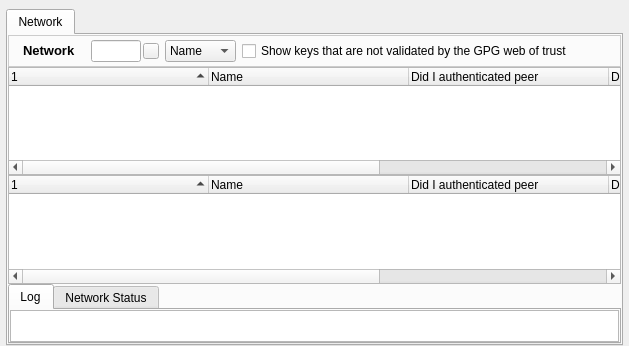
The window that retroshare-gui/src/gui/NetworkDialog.ui (RetroShare/RetroShare) describes before a commit, drawn with Qt 5.
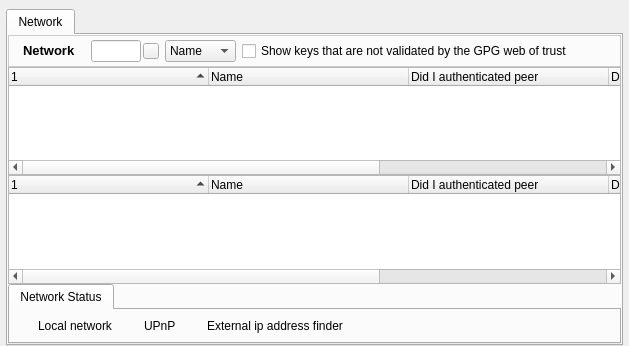
The same window after the commit. The open tabs and pages were chosen to show the change. Icons and pictures are not drawn.

Commit message: removed the Log Tab

Diff of the .ui file:
```diff
--- a/retroshare-gui/src/gui/NetworkDialog.ui
+++ b/retroshare-gui/src/gui/NetworkDialog.ui
@@ -342,38 +342,6 @@
          <property name="currentIndex">
           <number>1</number>
          </property>
-         <widget class="QWidget" name="log_tab">
-          <attribute name="title">
-           <string>Log</string>
-          </attribute>
-          <layout class="QVBoxLayout">
-           <property name="spacing">
-            <number>6</number>
-           </property>
-           <property name="margin">
-            <number>0</number>
-           </property>
-           <item>
-            <widget class="QTextBrowser" name="infoLog">
-             <property name="sizePolicy">
-              <sizepolicy hsizetype="Expanding" vsizetype="Expanding">
-               <horstretch>0</horstretch>
-               <verstretch>0</verstretch>
-              </sizepolicy>
-             </property>
-             <property name="maximumSize">
-              <size>
-               <width>16777215</width>
-               <height>142</height>
-              </size>
-             </property>
-             <property name="contextMenuPolicy">
-              <enum>Qt::CustomContextMenu</enum>
-             </property>
-            </widget>
-           </item>
-          </layout>
-         </widget>
          <widget class="QWidget" name="networkstatus">
           <attribute name="title">
            <string>Network Status</string>
```
Left out of the diff: 2 changed lines with no effect on the pictures. The commit also changes 2 other files.
